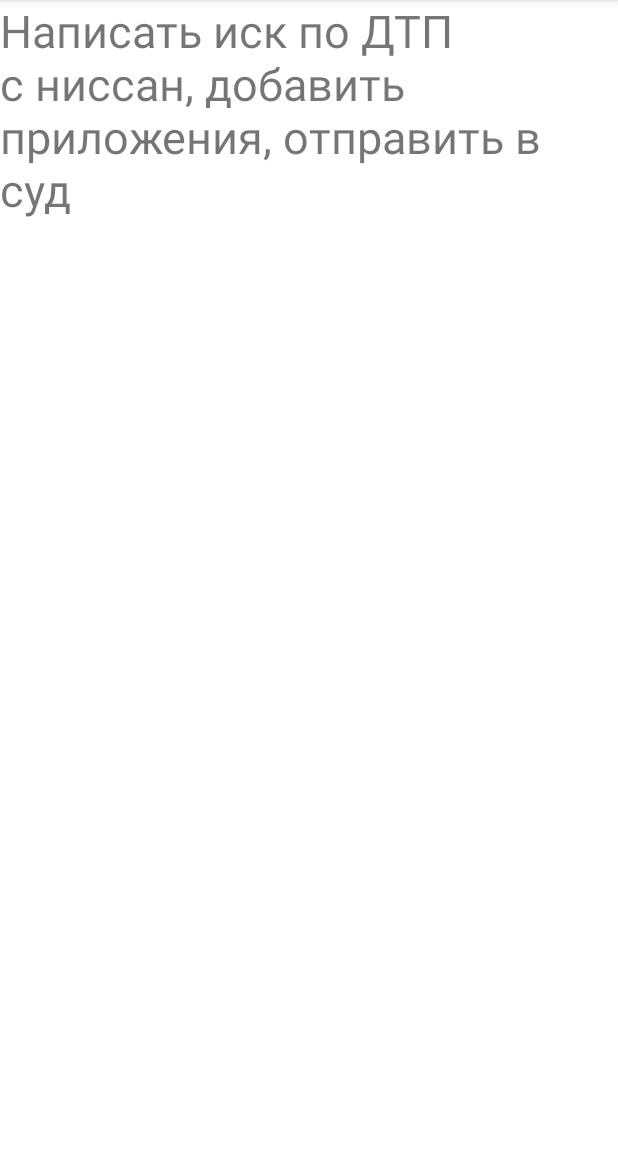
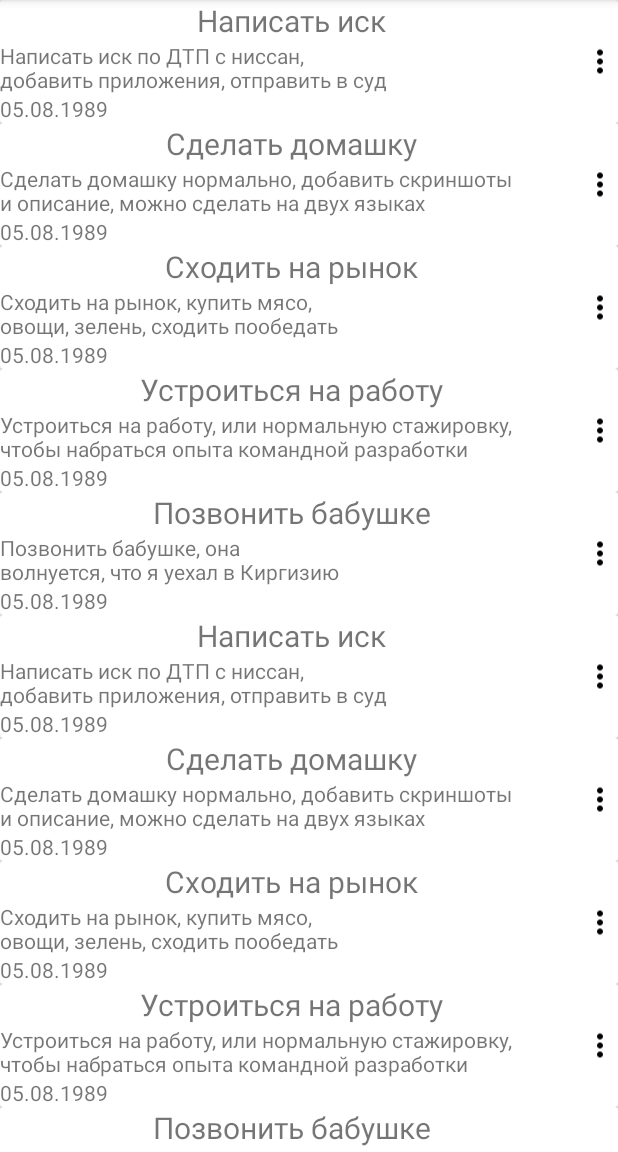
Before and after one commit to EgorKisel/Notebook, an Android app: the screen it shows after launch (MainActivity), after a tap on "Написать иск", on a phone screen of 412 x 824 dp, the part 84-1236 px from its top. Run offline under Robolectric (Android 15) with nearby library versions, the phone set to English and light mode, and no system bars.

Commit message:
RecyclerView added

```diff
--- a/app/src/main/java/com/geekbrains/notebook/Notebook.java
+++ /dev/null
@@ -1,49 +0,0 @@
-package com.geekbrains.notebook;
-
-import android.os.Parcel;
-import android.os.Parcelable;
-
-public class Notebook implements Parcelable {
-
-    private int index;
-
-    public Notebook(){};
-
-    public Notebook(int index) {
-        this.index = index;
-    }
-
-    protected Notebook(Parcel in) {
-        index = in.readInt();
-    }
-
-    public static final Creator<Notebook> CREATOR = new Creator<Notebook>() {
-        @Override
-        public Notebook createFromParcel(Parcel in) {
-            return new Notebook(in);
-        }
-
-        @Override
-        public Notebook[] newArray(int size) {
-            return new Notebook[size];
-        }
-    };
-
-    public int getIndex() {
-        return index;
-    }
-
-    public void setIndex(int index) {
-        this.index = index;
-    }
-
-    @Override
-    public int describeContents() {
-        return 0;
-    }
-
-    @Override
-    public void writeToParcel(Parcel parcel, int i) {
-        parcel.writeInt(index);
-    }
-}
--- a/app/src/main/java/com/geekbrains/notebook/NotebookDescriptionsFragment.java
+++ /dev/null
@@ -1,64 +0,0 @@
-package com.geekbrains.notebook;
-
-import android.os.Bundle;
-import android.view.LayoutInflater;
-import android.view.Menu;
-import android.view.MenuInflater;
-import android.view.MenuItem;
-import android.view.View;
-import android.view.ViewGroup;
-import android.widget.LinearLayout;
-import android.widget.TextView;
-
-import androidx.annotation.NonNull;
-import androidx.annotation.Nullable;
-import androidx.fragment.app.Fragment;
-
-public class NotebookDescriptionsFragment extends Fragment {
-
-    public static final String ARG_NOTEBOOK = "notebook";
-
-    private Notebook notebook;
-
-    public static NotebookDescriptionsFragment newInstance(Notebook notebook) {
-        NotebookDescriptionsFragment fragment = new NotebookDescriptionsFragment();
-        Bundle bundle = new Bundle();
-        bundle.putParcelable(ARG_NOTEBOOK, notebook);
-        fragment.setArguments(bundle);
-        return fragment;
-    }
-
-    @Override
-    public View onCreateView(LayoutInflater inflater, ViewGroup container, Bundle savedInstanceState) {
-        return inflater.inflate(R.layout.fragment_descriptions, container, false);
-    }
-
-    @Override
-    public void onViewCreated(@NonNull View view, @Nullable Bundle savedInstanceState) {
-        super.onViewCreated(view, savedInstanceState);
-        notebook = getArguments().getParcelable(ARG_NOTEBOOK);
-        setHasOptionsMenu(true);
-        String[] notebookDescription = getResources().getStringArray(R.array.notebook_descriptions);
-        TextView textView = new TextView(getContext());
-        textView.setTextSize(30f);
-        textView.setText(notebookDescription[notebook.getIndex()]);
-        ((LinearLayout) view).addView(textView);
-    }
-
-    @Override
-    public void onCreateOptionsMenu(@NonNull Menu menu, @NonNull MenuInflater inflater) {
-        inflater.inflate(R.menu.menu_notebook_description_fragment, menu);
-        super.onCreateOptionsMenu(menu, inflater);
-    }
-
-    @Override
-    public boolean onOptionsItemSelected(@NonNull MenuItem item) {
-        switch (item.getItemId()) {
-            case (R.id.action_back): {
-                requireActivity().getSupportFragmentManager().popBackStack();
-                return true;
-            }
-        }
-        return super.onOptionsItemSelected(item);
-    }
-}
--- /dev/null
+++ b/app/src/main/java/com/geekbrains/notebook/NotebookFragment.java
@@ -0,0 +1,70 @@
+package com.geekbrains.notebook;
+
+import android.os.Bundle;
+import android.view.LayoutInflater;
+import android.view.View;
+import android.view.ViewGroup;
+import android.widget.Toast;
+
+import androidx.annotation.NonNull;
+import androidx.annotation.Nullable;
+import androidx.fragment.app.Fragment;
+import androidx.recyclerview.widget.LinearLayoutManager;
+import androidx.recyclerview.widget.RecyclerView;
+
+import com.geekbrains.notebook.repository.LocalRepositoryImpl;
+import com.geekbrains.notebook.ui.NoteAdapter;
+import com.geekbrains.notebook.ui.OnItemClickListener;
+
+public class NotebookFragment extends Fragment implements OnItemClickListener {
+
+    NoteAdapter notesAdapter;
+
+    public static NotebookFragment newInstance() {
+        NotebookFragment fragment = new NotebookFragment();
+        return fragment;
+    }
+
+    @Nullable
+    @Override
+    public View onCreateView(@NonNull LayoutInflater inflater, @Nullable ViewGroup container, @Nullable Bundle savedInstanceState) {
+        return inflater.inflate(R.layout.fragment_notes, container, false);
+    }
+
+    @Override
+    public void onViewCreated(@NonNull View view, @Nullable Bundle savedInstanceState) {
+        super.onViewCreated(view, savedInstanceState);
+        initAdapter();
+        initRecycler(view);
+    }
+
+    private void initRecycler(View view) {
+        RecyclerView recyclerView = view.findViewById(R.id.recyclerView);
+        LinearLayoutManager layoutManager = new LinearLayoutManager(getContext());
+        recyclerView.setLayoutManager(layoutManager);
+        recyclerView.setHasFixedSize(true);
+        recyclerView.setAdapter(notesAdapter);
+
+//        DividerItemDecoration itemDecoration = new DividerItemDecoration(requireContext(),LinearLayoutManager.VERTICAL);
+//        itemDecoration.setDrawable(getResources().getDrawable(R.drawable.separator, null));
+//        recyclerView.addItemDecoration(itemDecoration);
+    }
+
+    private void initAdapter() {
+        notesAdapter = new NoteAdapter();
+        LocalRepositoryImpl localRepositoryImpl = new LocalRepositoryImpl(requireContext().getResources());
+        notesAdapter.setData(localRepositoryImpl.init());
+        notesAdapter.setOnItemClickListener(NotebookFragment.this);
+    }
+
+    String[] getData() {
+        String[] data = getResources().getStringArray(R.array.notebook_titles);
+        return data;
+    }
+
+    @Override
+    public void onItemClick(int position) {
+        String[] data = getData();
+        Toast.makeText(requireContext(), " Нажали на " + data[position], Toast.LENGTH_SHORT).show();
+    }
+}
--- a/app/src/main/java/com/geekbrains/notebook/NotebookTitlesFragment.java
+++ /dev/null
@@ -1,111 +0,0 @@
-package com.geekbrains.notebook;
-
-import android.content.res.Configuration;
-import android.os.Bundle;
-import android.view.Gravity;
-import android.view.LayoutInflater;
-import android.view.MenuItem;
-import android.view.View;
-import android.view.ViewGroup;
-import android.widget.LinearLayout;
-import android.widget.PopupMenu;
-import android.widget.TextView;
-
-import androidx.annotation.NonNull;
-import androidx.annotation.Nullable;
-import androidx.fragment.app.Fragment;
-
-public class NotebookTitlesFragment extends Fragment {
-
-    private Notebook currentNote;
-    public static final String CURRENT_NOTE = "note_current";
-
-    public static NotebookTitlesFragment newInstance() {
-        NotebookTitlesFragment fragment = new NotebookTitlesFragment();
-        return fragment;
-    }
-
-    @Override
-    public void onSaveInstanceState(@NonNull Bundle outState) {
-        super.onSaveInstanceState(outState);
-        outState.putParcelable(CURRENT_NOTE, currentNote);
-    }
-
-    @Override
-    public View onCreateView(LayoutInflater inflater, ViewGroup container, Bundle savedInstanceState) {
-        return inflater.inflate(R.layout.fragment_titles, container, false);
-    }
-
-    @Override
-    public void onViewCreated(@NonNull View view, @Nullable Bundle savedInstanceState) {
-        super.onViewCreated(view, savedInstanceState);
-
-        if (savedInstanceState != null) {
-            currentNote = savedInstanceState.getParcelable(CURRENT_NOTE);
-        } else {
-            currentNote = new Notebook(0);
-        }
-        if (getResources().getConfiguration().orientation == Configuration.ORIENTATION_LANDSCAPE) {
-            showLand(currentNote);
-        }
-
-        init((LinearLayout) view);
-    }
-
-    private void init(LinearLayout view) {
-        String[] notebookTitles = getResources().getStringArray(R.array.notebook_titles);
-        for (int i = 0; i < notebookTitles.length; i++) {
-            String title = notebookTitles[i];
-            TextView textView = new TextView(getContext());
-            textView.setTextSize(30f);
-            textView.setText(title);
-            view.addView(textView);
-            final int finalI = i;
-            textView.setOnClickListener(new View.OnClickListener() {
-                @Override
-                public void onClick(View view) {
-                    Notebook notebook = new Notebook(finalI);
-                    if (getResources().getConfiguration().orientation == Configuration.ORIENTATION_LANDSCAPE) {
-                        showLand(notebook);
-                    } else {
-                        showPort(notebook);
-                    }
-                }
-            });
-            textView.setOnLongClickListener(new View.OnLongClickListener() {
-                @Override
-                public boolean onLongClick(View view) {
-                    PopupMenu popupMenu = new PopupMenu(requireContext(), view, Gravity.CENTER);
-                    requireActivity().getMenuInflater().inflate(R.menu.popup_menu, popupMenu.getMenu());
-                    popupMenu.setOnMenuItemClickListener(new PopupMenu.OnMenuItemClickListener() {
-                        @Override
-                        public boolean onMenuItemClick(MenuItem menuItem) {
-                            switch (menuItem.getItemId()) {
-                                case (R.id.action_popup_del): {
-
-                                    return true;
-                                }
-                            }
-                            return false;
-                        }
-                    });
-                    popupMenu.show();
-                    return false;
-                }
-            });
-        }
-    }
-
-    private void showPort(Notebook notebook) {
-        NotebookDescriptionsFragment notebookDescriptionsFragment = NotebookDescriptionsFragment.newInstance(notebook);
-        getActivity().getSupportFragmentManager().beginTransaction()
-                .replace(R.id.notebook_titles, notebookDescriptionsFragment)
-                .addToBackStack("").commit();
-    }
-
-    private void showLand(Notebook notebook) {
-        NotebookDescriptionsFragment notebookDescriptionsFragment = NotebookDescriptionsFragment.newInstance(notebook);
-        getActivity().getSupportFragmentManager().beginTransaction()
-                .replace(R.id.notebook_descriptions, notebookDescriptionsFragment).commit();
-    }
-}
--- a/app/src/main/java/com/geekbrains/notebook/ui/MainActivity.java
+++ b/app/src/main/java/com/geekbrains/notebook/ui/MainActivity.java
@@ -1,6 +1,5 @@
 package com.geekbrains.notebook.ui;
 
-import android.content.res.Configuration;
 import android.os.Bundle;
 import android.view.Menu;
 import android.view.MenuItem;
@@ -9,11 +8,8 @@ import android.widget.Toast;
 import androidx.annotation.NonNull;
 import androidx.appcompat.app.AppCompatActivity;
 import androidx.appcompat.widget.Toolbar;
-import androidx.fragment.app.Fragment;
 
-import com.geekbrains.notebook.Notebook;
-import com.geekbrains.notebook.NotebookDescriptionsFragment;
-import com.geekbrains.notebook.NotebookTitlesFragment;
+import com.geekbrains.notebook.NotebookFragment;
 import com.geekbrains.notebook.R;
 
 public class MainActivity extends AppCompatActivity {
@@ -24,13 +20,7 @@ public class MainActivity extends AppCompatActivity {
         setContentView(R.layout.activity_main);
 
         if (savedInstanceState == null) {
-            NotebookTitlesFragment notebookTitlesFragment = NotebookTitlesFragment.newInstance();
-            getSupportFragmentManager().beginTransaction().replace(R.id.notebook_titles, notebookTitlesFragment).commit();
-            if (getResources().getConfiguration().orientation == Configuration.ORIENTATION_LANDSCAPE) {
-                Notebook notebook = new Notebook(0);
-                NotebookDescriptionsFragment notebookDescriptionsFragment = NotebookDescriptionsFragment.newInstance(notebook);
-                getSupportFragmentManager().beginTransaction().replace(R.id.notebook_descriptions, notebookDescriptionsFragment).commit();
-            }
+            getSupportFragmentManager().beginTransaction().replace(R.id.container, NotebookFragment.newInstance()).commit();
         }
 
         Toolbar toolbar = findViewById(R.id.toolbar);
@@ -48,7 +38,7 @@ public class MainActivity extends AppCompatActivity {
         switch (item.getItemId()) {
             case (R.id.action_about): {
                 getSupportFragmentManager().beginTransaction()
-                        .replace(R.id.notebook_titles, new AboutFragment())
+                        .replace(R.id.container, new AboutFragment())
                         .addToBackStack("").commit();
                 return true;
             }
@@ -65,22 +55,6 @@ public class MainActivity extends AppCompatActivity {
         return super.onOptionsItemSelected(item);
     }
 
-    /**
-     * Пришлось перенести наш костыль в onResume
-     * так как не onBackPressed() вызывать в onCreate - черевато
-     **/
-    @Override
-    protected void onResume() {
-        super.onResume();
-        // ищем фрагмент, который сидит в контейнере R.id.notebook_titles
-        Fragment backStackFragment = (Fragment) getSupportFragmentManager()
-                .findFragmentById(R.id.notebook_titles);
-        // если такой есть, и он является NotebookDescriptionsFragment
-        if (backStackFragment != null && backStackFragment instanceof NotebookDescriptionsFragment) {
-            //то сэмулируем нажатие кнопки Назад
-            getSupportFragmentManager().popBackStack();
-        }
-    }
 
     @Override
     public void onBackPressed() {
--- a/app/src/main/java/com/geekbrains/notebook/ui/NoteAdapter.java
+++ b/app/src/main/java/com/geekbrains/notebook/ui/NoteAdapter.java
@@ -1,32 +1,76 @@
 package com.geekbrains.notebook.ui;
 
+import android.view.LayoutInflater;
 import android.view.View;
 import android.view.ViewGroup;
+import android.widget.TextView;
 
 import androidx.annotation.NonNull;
 import androidx.recyclerview.widget.RecyclerView;
 
+import com.geekbrains.notebook.R;
+import com.geekbrains.notebook.repository.NoteData;
+import com.geekbrains.notebook.repository.NoteSource;
+
 public class NoteAdapter extends RecyclerView.Adapter<NoteAdapter.MyViewHolder> {
+
+    private NoteSource noteSource;
+    OnItemClickListener onItemClickListener;
+
+    public void setOnItemClickListener(OnItemClickListener onItemClickListener) {
+        this.onItemClickListener = onItemClickListener;
+    }
+
+    public void setData(NoteSource noteSource) {
+        this.noteSource = noteSource;
+        notifyDataSetChanged();
+    }
+
+    public NoteAdapter(NoteSource noteSource) {
+        this.noteSource = noteSource;
+    }
+
+    public NoteAdapter() {}
+
     @NonNull
     @Override
     public NoteAdapter.MyViewHolder onCreateViewHolder(@NonNull ViewGroup parent, int viewType) {
-        return null;
+        LayoutInflater layoutInflater = LayoutInflater.from(parent.getContext());
+        return new MyViewHolder(layoutInflater.inflate(R.layout.card_note_item, parent, false));
     }
 
     @Override
     public void onBindViewHolder(@NonNull NoteAdapter.MyViewHolder holder, int position) {
-
+        holder.bindContentWithLayout(noteSource.getNoteData(position));
     }
 
     @Override
     public int getItemCount() {
-        return 0;
+        return noteSource.size();
     }
 
     public class MyViewHolder extends RecyclerView.ViewHolder {
 
+        private TextView textViewTitle;
+        private TextView textViewDescription;
+
         public MyViewHolder(@NonNull View itemView) {
             super(itemView);
+            textViewTitle = itemView.findViewById(R.id.noteTitle);
+            textViewDescription = itemView.findViewById(R.id.noteDescription);
+            textViewTitle.setOnClickListener(new View.OnClickListener() {
+                @Override
+                public void onClick(View view) {
+                    if (onItemClickListener != null) {
+                        onItemClickListener.onItemClick(getLayoutPosition());
+                    }
+                }
+            });
+        }
+
+        public void bindContentWithLayout(NoteData content) {
+            textViewTitle.setText(content.getTitle());
+            textViewDescription.setText(content.getDescription());
         }
     }
 }
--- a/app/src/main/res/layout-land/activity_main.xml
+++ b/app/src/main/res/layout-land/activity_main.xml
@@ -29,13 +29,7 @@
         android:orientation="horizontal">
 
         <FrameLayout
-            android:id="@+id/notebook_titles"
-            android:layout_width="0dp"
-            android:layout_height="match_parent"
-            android:layout_weight="1"/>
-
-        <FrameLayout
-            android:id="@+id/notebook_descriptions"
+            android:id="@+id/container"
             android:layout_width="0dp"
             android:layout_height="match_parent"
             android:layout_weight="1"/>
--- a/app/src/main/res/layout/activity_main.xml
+++ b/app/src/main/res/layout/activity_main.xml
@@ -24,7 +24,7 @@
     </com.google.android.material.appbar.AppBarLayout>
 
     <FrameLayout
-        android:id="@+id/notebook_titles"
+        android:id="@+id/container"
         android:layout_width="match_parent"
         android:layout_height="match_parent"/>
 
--- a/app/src/main/res/layout/card_note_item.xml
+++ b/app/src/main/res/layout/card_note_item.xml
@@ -2,7 +2,7 @@
 <androidx.cardview.widget.CardView xmlns:android="http://schemas.android.com/apk/res/android"
     android:id="@+id/cardViewItem"
     android:layout_width="match_parent"
-    android:layout_height="match_parent">
+    android:layout_height="wrap_content">
 
     <LinearLayout
         android:layout_width="match_parent"
--- a/app/src/main/res/layout/fragment_descriptions.xml
+++ /dev/null
@@ -1,11 +0,0 @@
-<?xml version="1.0" encoding="utf-8"?>
-<LinearLayout xmlns:android="http://schemas.android.com/apk/res/android"
-    android:layout_width="match_parent"
-    android:layout_height="match_parent"
-    xmlns:tools="http://schemas.android.com/tools"
-    android:orientation="vertical"
-    tools:context="com.geekbrains.notebook.NotebookDescriptionsFragment">
-
-
-
-</LinearLayout>
--- /dev/null
+++ b/app/src/main/res/layout/fragment_notes.xml
@@ -0,0 +1,16 @@
+<?xml version="1.0" encoding="utf-8"?>
+<LinearLayout xmlns:android="http://schemas.android.com/apk/res/android"
+    android:layout_width="match_parent"
+    android:layout_height="match_parent"
+    xmlns:tools="http://schemas.android.com/tools"
+    xmlns:app="http://schemas.android.com/apk/res-auto"
+    android:orientation="vertical"
+    tools:context="com.geekbrains.notebook.NotebookFragment">
+
+    <androidx.recyclerview.widget.RecyclerView
+        android:id="@+id/recyclerView"
+        app:layoutManager="androidx.recyclerview.widget.LinearLayoutManager"
+        android:layout_width="match_parent"
+        android:layout_height="match_parent"/>
+
+</LinearLayout>
--- a/app/src/main/res/layout/fragment_titles.xml
+++ /dev/null
@@ -1,11 +0,0 @@
-<?xml version="1.0" encoding="utf-8"?>
-<LinearLayout xmlns:android="http://schemas.android.com/apk/res/android"
-    android:layout_width="match_parent"
-    android:layout_height="match_parent"
-    xmlns:tools="http://schemas.android.com/tools"
-    android:orientation="vertical"
-    tools:context="com.geekbrains.notebook.NotebookTitlesFragment">
-
-
-
-</LinearLayout>
--- a/app/src/main/res/values/arrays.xml
+++ b/app/src/main/res/values/arrays.xml
@@ -2,6 +2,11 @@
 <resources>
 
     <string-array name="notebook_titles">
+        <item>Написать иск</item>
+        <item>Сделать домашку</item>
+        <item>Сходить на рынок</item>
+        <item>Устроиться на работу</item>
+        <item>Позвонить бабушке</item>
         <item>Написать иск</item>
         <item>Сделать домашку</item>
         <item>Сходить на рынок</item>
@@ -15,6 +20,11 @@
         <item>Сходить на рынок, купить мясо, овощи, зелень, сходить пообедать</item>
         <item>Устроиться на работу, или нормальную стажировку, чтобы набраться опыта командной разработки</item>
         <item>Позвонить бабушке, она волнуется, что я уехал в Киргизию</item>
+        <item>Написать иск по ДТП с ниссан, добавить приложения, отправить в суд</item>
+        <item>Сделать домашку нормально, добавить скриншоты и описание, можно сделать на двух языках</item>
+        <item>Сходить на рынок, купить мясо, овощи, зелень, сходить пообедать</item>
+        <item>Устроиться на работу, или нормальную стажировку, чтобы набраться опыта командной разработки</item>
+        <item>Позвонить бабушке, она волнуется, что я уехал в Киргизию</item>
     </string-array>
 
 </resources>
```
